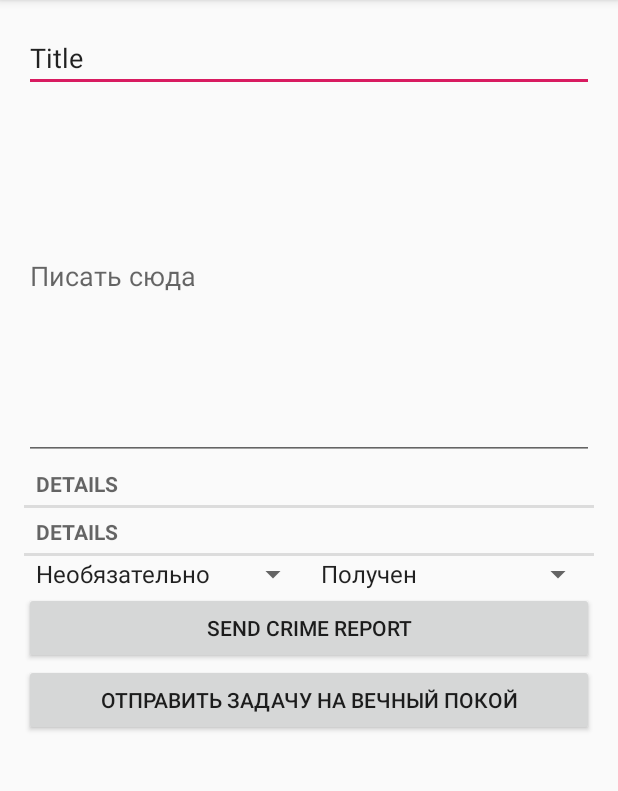
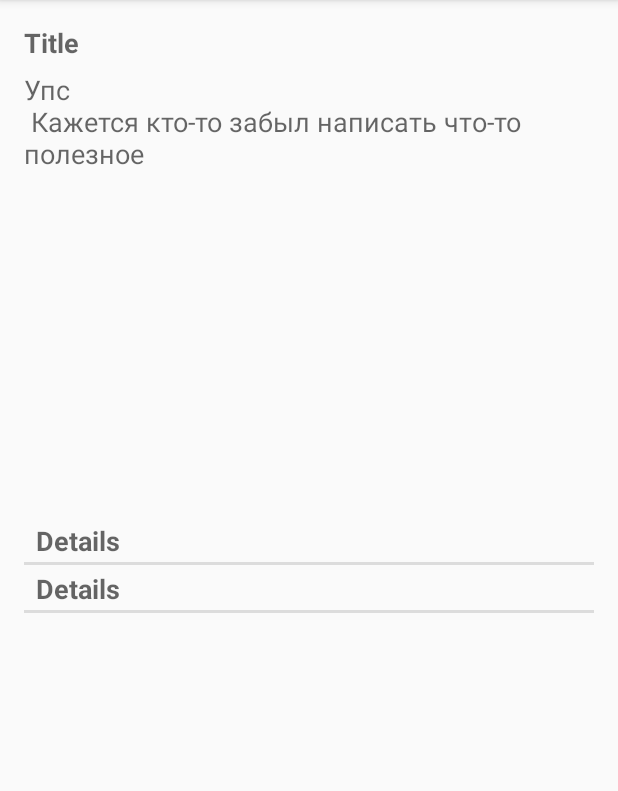
Before and after one commit to VitNei/job, an Android app: the fragment CompleteTaskFragment shown on its own in the app's theme, on a phone screen of 412 x 824 dp, the part 84-875 px from its top. Run offline under Robolectric (Android 15) with nearby library versions, the phone set to English and light mode, and no system bars; 8 statements that could not run were skipped.

```diff
--- a/app/src/main/java/com/bignerdranch/android/criminalintent/completeTask/CompleteTaskFragment.java
+++ b/app/src/main/java/com/bignerdranch/android/criminalintent/completeTask/CompleteTaskFragment.java
@@ -19,7 +19,7 @@ import java.util.UUID;
 
 public class CompleteTaskFragment extends Fragment {
 
-    private static final String ARG_CRIME_ID = "crime_id";
+    private static final String ARG_CRIME_ID = "task_id";
     private static final String DIALOG_DATE = "DialogDate";
     private static final int REQUEST_DATE = 0;
     private static final int REQUEST_CONTACT = 1;
@@ -29,8 +29,8 @@ public class CompleteTaskFragment extends Fragment {
 
     //private File mPhotoFile;
 
-    private EditText mTitleField;
-    private EditText mNoteField;
+    private TextView mTitleField;
+    private TextView mNoteField;
     private TextView mDateCreate;
     private TextView mDateChange;
 
@@ -53,66 +53,30 @@ public class CompleteTaskFragment extends Fragment {
         super.onCreate(savedInstanceState);
         UUID crimeId = (UUID) getArguments().getSerializable(ARG_CRIME_ID);
         mTask = OldTaskLab.get(getActivity()).getTask(crimeId);
-        //mPhotoFile = CrimeLab.get(getActivity()).getPhotoFile(mCrime);
     }
 
     @Override
     public void onPause(){
         super.onPause();
-
         //OldTaskLab.get(getActivity()).updateCrime(mTask);
     }
 
     @Nullable
     @Override
     public View onCreateView(@NonNull LayoutInflater inflater, @Nullable ViewGroup container, @Nullable Bundle savedInstanceState) {
-        View v = inflater.inflate(R.layout.fragment_crime, container, false);
+        View v = inflater.inflate(R.layout.fragment_completed, container, false);
 
-        mTitleField = (EditText) v.findViewById(R.id.title);
+        mTitleField = (TextView) v.findViewById(R.id.f_title);
         mTitleField.setText(mTask.getTitle());
-        mTitleField.addTextChangedListener(new TextWatcher() {
-            @Override
-            public void beforeTextChanged(CharSequence s, int start, int count, int after) {
 
-            }
+        mNoteField = (TextView) v.findViewById(R.id.f_note);
+        mNoteField.setText(mTask.getNote());
 
-            @Override
-            public void onTextChanged(CharSequence s, int start, int before, int count) {
-                mTask.setTitle(s.toString());
-            }
-
-            @Override
-            public void afterTextChanged(Editable s) {
-
-            }
-        });
-
-        mNoteField = (EditText) v.findViewById(R.id.note);
-        mNoteField.setText(mTask.getNote());
-        mNoteField.addTextChangedListener(new TextWatcher() {
-            @Override
-            public void beforeTextChanged(CharSequence s, int start, int count, int after) {
-
-            }
-
-            @Override
-            public void onTextChanged(CharSequence s, int start, int before, int count) {
-                mTask.setNote(s.toString());
-                mTask.setDateChange(new Date());
-            }
-
-            @Override
-            public void afterTextChanged(Editable s) {
-
-            }
-        });
-
-
-        mDateCreate = (TextView) v.findViewById(R.id.date_create);
+        mDateCreate = (TextView) v.findViewById(R.id.f_date_create);
         mDateCreate.setText("Создано: " + mTask.getDate().toString());
 
-        mDateChange = (TextView) v.findViewById(R.id.date_change);
-        mDateChange.setText("Изменено: " + mTask.getDateChange().toString());
+        mDateChange = (TextView) v.findViewById(R.id.f_delete_date);
+        mDateChange.setText("Удалено: " + mTask.getDateChange().toString());
 
         /*mReportButton = (Button) v.findViewById(R.id.crime_report);
         mReportButton.setOnClickListener(new View.OnClickListener() {
@@ -127,7 +91,6 @@ public class CompleteTaskFragment extends Fragment {
             }
         });*/
 
-
         return v;
     }
 
@@ -139,10 +102,4 @@ public class CompleteTaskFragment extends Fragment {
 
 
     }
-
-    private void updateChangeDate() {
-        mTask.setDate(new Date());
-    }
-
-
 }
--- a/app/src/main/java/com/bignerdranch/android/criminalintent/completeTask/CompleteTaskListFragment.java
+++ b/app/src/main/java/com/bignerdranch/android/criminalintent/completeTask/CompleteTaskListFragment.java
@@ -134,12 +134,12 @@ public class CompleteTaskListFragment  extends Fragment {
         public void bind(Task task){
             mTask = task;
             mTitleTextView.setText(mTask.getTitle());
-            mDateTextView.setText(mTask.getDate().toString());
+            mDateTextView.setText(mTask.getDateChange().toString());
         }
 
         @Override
         public void onClick(View v) {
-            Intent intent = CrimePagerActivity.newIntent(getActivity(), mTask.getId());//???
+            Intent intent = CompleteTaskPagerActivity.newIntent(getActivity(), mTask.getId());//???
             startActivity(intent);//+
         }
     }
--- a/app/src/main/res/layout/fragment_completed.xml
+++ b/app/src/main/res/layout/fragment_completed.xml
@@ -8,22 +8,30 @@
 
     <TextView
             android:layout_width="match_parent"
-            android:layout_height="wrap_content"
-            android:id="@+id/edit_title"
-            android:hint="@string/crime_title_label"/>
+            android:layout_height="31dp"
+            android:id="@+id/f_title"
+            android:hint="@string/crime_title_label" android:textSize="18sp" android:textStyle="bold"/>
 
     <TextView
-            android:id="@+id/note"
+            android:id="@+id/f_note"
             android:layout_width="match_parent"
             android:layout_height="297dp"
-            android:hint="@string/crime_title_hint" android:textSize="18sp"/>
+            android:hint="@string/task_note_hint"
+            android:textSize="18sp"/>
 
     <TextView
             style="?android:listSeparatorTextViewStyle"
             android:layout_width="match_parent"
             android:layout_height="wrap_content"
             android:text="@string/crime_details_label"
-            android:id="@+id/date_create"/>
+            android:id="@+id/f_date_create" android:textSize="18sp" android:textAllCaps="false"/>
+
+    <TextView
+            style="?android:listSeparatorTextViewStyle"
+            android:layout_width="match_parent"
+            android:layout_height="wrap_content"
+            android:text="@string/crime_details_label"
+            android:id="@+id/f_delete_date" android:textSize="18sp" android:textAllCaps="false"/>
 
 
 </LinearLayout>
--- a/app/src/main/res/layout/fragment_crime.xml
+++ b/app/src/main/res/layout/fragment_crime.xml
@@ -27,7 +27,7 @@
             style="?android:listSeparatorTextViewStyle"
             android:layout_width="match_parent"
             android:layout_height="wrap_content"
-            android:text="@string/crime_details_label" android:id="@+id/date_change"/>
+            android:text="@string/crime_details_label" android:id="@+id/date_change" android:textAllCaps="false"/>
 
 
     <LinearLayout
--- a/app/src/main/res/layout/list_item_crime.xml
+++ b/app/src/main/res/layout/list_item_crime.xml
@@ -14,7 +14,7 @@
             app:layout_constraintTop_toTopOf="parent" app:layout_constraintStart_toStartOf="parent"
             android:layout_marginStart="16dp"
             android:layout_height="wrap_content"
-    />
+            android:textStyle="bold"/>
 
     <TextView
             android:id="@+id/crime_date"
--- a/app/src/main/res/values/strings.xml
+++ b/app/src/main/res/values/strings.xml
@@ -2,6 +2,7 @@
     <string name="app_name">CriminalIntent</string>
 
     <string name="crime_title_hint">Enter a title for the crime.</string>
+    <string name="task_note_hint">Упс \n Кажется кто-то забыл написать что-то полезное</string>
     <string name="crime_title_label">Title</string>
     <string name="crime_details_label">Details</string>
     <string name="crime_solved_label">Solved</string>
```
Also changed, not shown: app/src/main/AndroidManifest.xml (+14 -0 lines), app/src/main/java/com/bignerdranch/android/criminalintent/CrimeFragment.java (+5 -2 lines), app/src/main/java/com/bignerdranch/android/criminalintent/CrimeLab.java (+2 -30 lines), app/src/main/java/com/bignerdranch/android/criminalintent/completeTask/CompleteTaskPagerActivity.java (added, +60 -0 lines), app/src/main/java/com/bignerdranch/android/criminalintent/completeTask/TaskCursorWrapper.java (+11 -11 lines), app/src/main/res/layout/list_complete_task.xml (+6 -6 lines).
